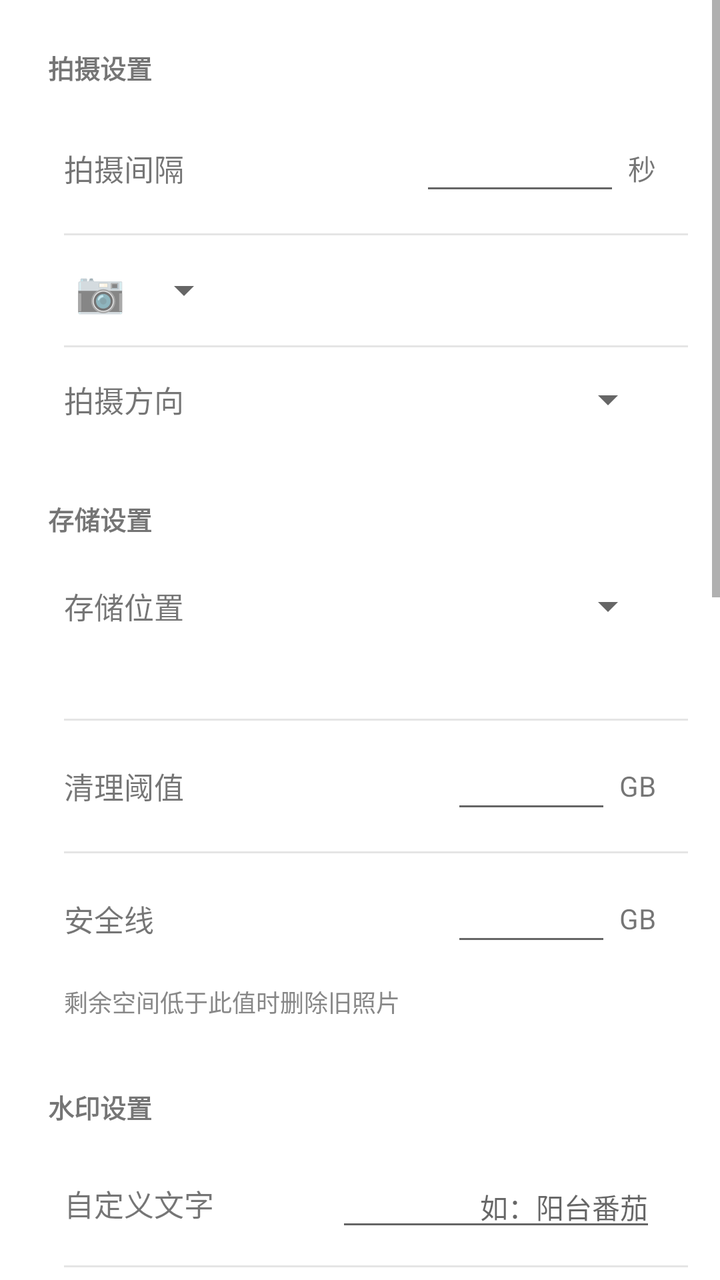
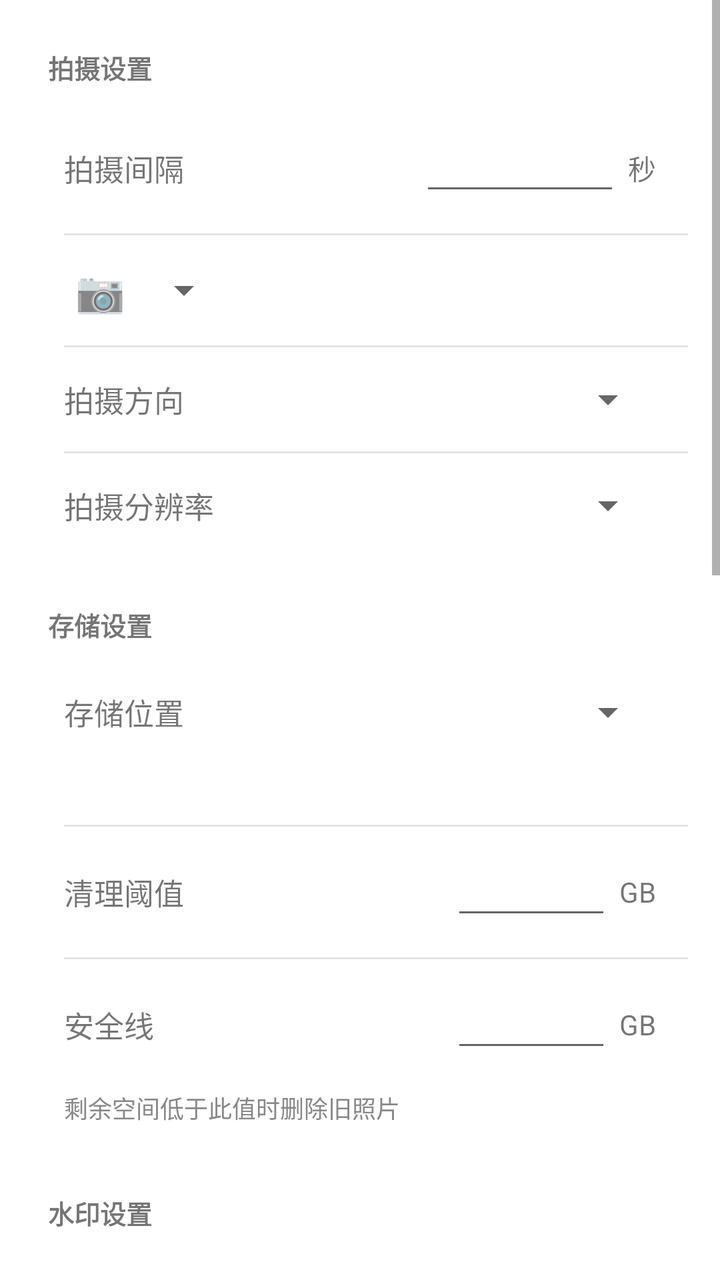

Screens rendered from an Android XML layout before and after an edit, with the pre-edit source and the edit as a unified diff.
<!-- AndroidManifest.xml: application theme Theme.TimeLapseCamera -->
<!-- res/layout/fragment_settings.xml -->
<?xml version="1.0" encoding="utf-8"?>
<ScrollView xmlns:android="http://schemas.android.com/apk/res/android"
    xmlns:app="http://schemas.android.com/apk/res-auto"
    android:layout_width="match_parent"
    android:layout_height="match_parent">

    <LinearLayout
        android:layout_width="match_parent"
        android:layout_height="wrap_content"
        android:orientation="vertical"
        android:padding="16dp">

        
        <TextView
            android:layout_width="match_parent"
            android:layout_height="wrap_content"
            android:padding="8dp"
            android:text="@string/settings_capture_group"
            android:textSize="13sp"
            android:textStyle="bold" />

        <com.google.android.material.card.MaterialCardView
            android:layout_width="match_parent"
            android:layout_height="wrap_content"
            android:layout_marginBottom="16dp"
            app:cardCornerRadius="12dp"
            app:cardElevation="0dp">

            <LinearLayout
                android:layout_width="match_parent"
                android:layout_height="wrap_content"
                android:orientation="vertical">

                <LinearLayout
                    android:layout_width="match_parent"
                    android:layout_height="wrap_content"
                    android:orientation="horizontal"
                    android:gravity="center_vertical"
                    android:paddingHorizontal="16dp"
                    android:paddingVertical="14dp">

                    <TextView
                        android:layout_width="0dp"
                        android:layout_height="wrap_content"
                        android:layout_weight="1"
                        android:text="@string/settings_interval"
                        android:textSize="15sp" />

                    <com.google.android.material.textfield.TextInputEditText
                        android:id="@+id/etInterval"
                        android:layout_width="100dp"
                        android:layout_height="wrap_content"
                        android:inputType="number"
                        android:maxLength="5"
                        android:gravity="end"
                        android:textSize="15sp" />

                    <TextView
                        android:layout_width="wrap_content"
                        android:layout_height="wrap_content"
                        android:layout_marginStart="4dp"
                        android:text="@string/settings_seconds"
                        android:textSize="14sp" />
                </LinearLayout>

                <View
                    android:layout_width="match_parent"
                    android:layout_height="1dp"
                    android:background="#1A000000"
                    android:layout_marginStart="16dp" />

                <LinearLayout
                    android:layout_width="match_parent"
                    android:layout_height="wrap_content"
                    android:orientation="horizontal"
                    android:gravity="center_vertical"
                    android:paddingHorizontal="16dp"
                    android:paddingVertical="14dp">

                    <TextView
                        android:layout_width="36dp"
                        android:layout_height="wrap_content"
                        android:gravity="center"
                        android:text="📷"
                        android:textSize="20sp" />

                    <Spinner
                        android:id="@+id/spinnerCamera"
                        android:layout_width="wrap_content"
                        android:layout_height="wrap_content" />
                </LinearLayout>

                <View
                    android:layout_width="match_parent"
                    android:layout_height="1dp"
                    android:background="#1A000000"
                    android:layout_marginStart="16dp" />

                <LinearLayout
                    android:layout_width="match_parent"
                    android:layout_height="wrap_content"
                    android:orientation="horizontal"
                    android:gravity="center_vertical"
                    android:paddingHorizontal="16dp"
                    android:paddingVertical="14dp">

                    <TextView
                        android:layout_width="0dp"
                        android:layout_height="wrap_content"
                        android:layout_weight="1"
                        android:text="@string/settings_shot_rotation"
                        android:textSize="15sp" />

                    <Spinner
                        android:id="@+id/spinnerShotRotation"
                        android:layout_width="wrap_content"
                        android:layout_height="wrap_content" />
                </LinearLayout>
            </LinearLayout>
        </com.google.android.material.card.MaterialCardView>

        
        <TextView
            android:layout_width="match_parent"
            android:layout_height="wrap_content"
            android:padding="8dp"
            android:text="@string/settings_storage_group"
            android:textSize="13sp"
            android:textStyle="bold" />

        <com.google.android.material.card.MaterialCardView
            android:layout_width="match_parent"
            android:layout_height="wrap_content"
            android:layout_marginBottom="16dp"
            app:cardCornerRadius="12dp"
            app:cardElevation="0dp">

            <LinearLayout
                android:layout_width="match_parent"
                android:layout_height="wrap_content"
                android:orientation="vertical">

                <LinearLayout
                    android:layout_width="match_parent"
                    android:layout_height="wrap_content"
                    android:orientation="horizontal"
                    android:gravity="center_vertical"
                    android:paddingHorizontal="16dp"
                    android:paddingVertical="14dp">

                    <TextView
                        android:layout_width="0dp"
                        android:layout_height="wrap_content"
                        android:layout_weight="1"
                        android:text="@string/settings_storage_location"
                        android:textSize="15sp" />

                    <Spinner
                        android:id="@+id/spinnerStorageLocation"
                        android:layout_width="wrap_content"
                        android:layout_height="wrap_content" />
                </LinearLayout>

                <TextView
                    android:id="@+id/tvStoragePath"
                    android:layout_width="match_parent"
                    android:layout_height="wrap_content"
                    android:paddingHorizontal="16dp"
                    android:paddingBottom="14dp"
                    android:textSize="12sp"
                    android:textColor="#888888" />

                <View
                    android:layout_width="match_parent"
                    android:layout_height="1dp"
                    android:background="#1A000000"
                    android:layout_marginStart="16dp" />

                <LinearLayout
                    android:layout_width="match_parent"
                    android:layout_height="wrap_content"
                    android:orientation="horizontal"
                    android:gravity="center_vertical"
                    android:paddingHorizontal="16dp"
                    android:paddingVertical="14dp">

                    <TextView
                        android:layout_width="0dp"
                        android:layout_height="wrap_content"
                        android:layout_weight="1"
                        android:text="@string/settings_storage_threshold"
                        android:textSize="15sp" />

                    <com.google.android.material.textfield.TextInputEditText
                        android:id="@+id/etStorageThreshold"
                        android:layout_width="80dp"
                        android:layout_height="wrap_content"
                        android:inputType="numberDecimal"
                        android:maxLength="4"
                        android:gravity="end"
                        android:textSize="15sp" />

                    <TextView
                        android:layout_width="wrap_content"
                        android:layout_height="wrap_content"
                        android:layout_marginStart="4dp"
                        android:text="@string/settings_storage_gb"
                        android:textSize="14sp" />
                </LinearLayout>

                <View
                    android:layout_width="match_parent"
                    android:layout_height="1dp"
                    android:background="#1A000000"
                    android:layout_marginStart="16dp" />

                <LinearLayout
                    android:layout_width="match_parent"
                    android:layout_height="wrap_content"
                    android:orientation="horizontal"
                    android:gravity="center_vertical"
                    android:paddingHorizontal="16dp"
                    android:paddingVertical="14dp">

                    <TextView
                        android:layout_width="0dp"
                        android:layout_height="wrap_content"
                        android:layout_weight="1"
                        android:text="@string/settings_storage_safe_line"
                        android:textSize="15sp" />

                    <com.google.android.material.textfield.TextInputEditText
                        android:id="@+id/etStorageSafeLine"
                        android:layout_width="80dp"
                        android:layout_height="wrap_content"
                        android:inputType="numberDecimal"
                        android:maxLength="4"
                        android:gravity="end"
                        android:textSize="15sp" />

                    <TextView
                        android:layout_width="wrap_content"
                        android:layout_height="wrap_content"
                        android:layout_marginStart="4dp"
                        android:text="@string/settings_storage_gb"
                        android:textSize="14sp" />
                </LinearLayout>

                <TextView
                    android:layout_width="match_parent"
                    android:layout_height="wrap_content"
                    android:paddingHorizontal="16dp"
                    android:paddingBottom="10dp"
                    android:text="@string/settings_storage_threshold_desc"
                    android:textSize="12sp"
                    android:textColor="#888888" />
            </LinearLayout>
        </com.google.android.material.card.MaterialCardView>

        
        <TextView
            android:layout_width="match_parent"
            android:layout_height="wrap_content"
            android:padding="8dp"
            android:text="@string/settings_watermark_group"
            android:textSize="13sp"
            android:textStyle="bold" />

        <com.google.android.material.card.MaterialCardView
            android:layout_width="match_parent"
            android:layout_height="wrap_content"
            android:layout_marginBottom="16dp"
            app:cardCornerRadius="12dp"
            app:cardElevation="0dp">

            <LinearLayout
                android:layout_width="match_parent"
                android:layout_height="wrap_content"
                android:orientation="vertical">

                <LinearLayout
                    android:layout_width="match_parent"
                    android:layout_height="wrap_content"
                    android:orientation="horizontal"
                    android:gravity="center_vertical"
                    android:paddingHorizontal="16dp"
                    android:paddingVertical="12dp">

                    <TextView
                        android:layout_width="0dp"
                        android:layout_height="wrap_content"
                        android:layout_weight="1"
                        android:text="@string/settings_watermark_text"
                        android:textSize="15sp" />

                    <com.google.android.material.textfield.TextInputEditText
                        android:id="@+id/etWatermarkText"
                        android:layout_width="160dp"
                        android:layout_height="wrap_content"
                        android:inputType="text"
                        android:maxLength="50"
                        android:gravity="end"
                        android:textSize="14sp"
                        android:hint="@string/settings_watermark_hint" />
                </LinearLayout>

                <View
                    android:layout_width="match_parent"
                    android:layout_height="1dp"
                    android:background="#1A000000"
                    android:layout_marginStart="16dp" />

                <androidx.appcompat.widget.SwitchCompat
                    android:id="@+id/switchBattery"
                    android:layout_width="match_parent"
                    android:layout_height="wrap_content"
                    android:paddingHorizontal="16dp"
                    android:paddingVertical="14dp"
                    android:text="@string/settings_watermark_battery"
                    android:textSize="15sp" />

                <View
                    android:layout_width="match_parent"
                    android:layout_height="1dp"
                    android:background="#1A000000"
                    android:layout_marginStart="16dp" />

                <androidx.appcompat.widget.SwitchCompat
                    android:id="@+id/switchStorage"
                    android:layout_width="match_parent"
                    android:layout_height="wrap_content"
                    android:paddingHorizontal="16dp"
                    android:paddingVertical="14dp"
                    android:text="@string/settings_watermark_storage"
                    android:textSize="15sp" />

                <View
                    android:layout_width="match_parent"
                    android:layout_height="1dp"
                    android:background="#1A000000"
                    android:layout_marginStart="16dp" />

                <androidx.appcompat.widget.SwitchCompat
                    android:id="@+id/switchTemperature"
                    android:layout_width="match_parent"
                    android:layout_height="wrap_content"
                    android:paddingHorizontal="16dp"
                    android:paddingVertical="14dp"
                    android:text="@string/settings_watermark_temperature"
                    android:textSize="15sp" />
            </LinearLayout>
        </com.google.android.material.card.MaterialCardView>

        
        <TextView
            android:layout_width="match_parent"
            android:layout_height="wrap_content"
            android:padding="8dp"
            android:text="@string/settings_permission_group"
            android:textSize="13sp"
            android:textStyle="bold" />

        <com.google.android.material.card.MaterialCardView
            android:layout_width="match_parent"
            android:layout_height="wrap_content"
            android:layout_marginBottom="16dp"
            app:cardCornerRadius="12dp"
            app:cardElevation="0dp">

            <LinearLayout
                android:layout_width="match_parent"
                android:layout_height="wrap_content"
                android:orientation="vertical">

                <LinearLayout
                    android:id="@+id/rowCameraPermission"
                    android:layout_width="match_parent"
                    android:layout_height="wrap_content"
                    android:orientation="horizontal"
                    android:gravity="center_vertical"
                    android:paddingHorizontal="16dp"
                    android:paddingVertical="14dp"
                    android:background="?attr/selectableItemBackground">

                    <TextView
                        android:layout_width="0dp"
                        android:layout_height="wrap_content"
                        android:layout_weight="1"
                        android:text="@string/settings_camera_permission"
                        android:textSize="15sp" />

                    <TextView
                        android:id="@+id/tvCameraPermission"
                        android:layout_width="wrap_content"
                        android:layout_height="wrap_content"
                        android:textSize="14sp" />
                </LinearLayout>

                <View
                    android:layout_width="match_parent"
                    android:layout_height="1dp"
                    android:background="#1A000000"
                    android:layout_marginStart="16dp" />

                <LinearLayout
                    android:id="@+id/rowNotificationPermission"
                    android:layout_width="match_parent"
                    android:layout_height="wrap_content"
                    android:orientation="horizontal"
                    android:gravity="center_vertical"
                    android:paddingHorizontal="16dp"
                    android:paddingVertical="14dp"
                    android:background="?attr/selectableItemBackground">

                    <TextView
                        android:layout_width="0dp"
                        android:layout_height="wrap_content"
                        android:layout_weight="1"
                        android:text="@string/settings_notification_permission"
                        android:textSize="15sp" />

                    <TextView
                        android:id="@+id/tvNotificationPermission"
                        android:layout_width="wrap_content"
                        android:layout_height="wrap_content"
                        android:textSize="14sp" />
                </LinearLayout>

                <View
                    android:layout_width="match_parent"
                    android:layout_height="1dp"
                    android:background="#1A000000"
                    android:layout_marginStart="16dp" />

                <LinearLayout
                    android:id="@+id/rowExactAlarm"
                    android:layout_width="match_parent"
                    android:layout_height="wrap_content"
                    android:orientation="horizontal"
                    android:gravity="center_vertical"
                    android:paddingHorizontal="16dp"
                    android:paddingVertical="14dp"
                    android:background="?attr/selectableItemBackground">

                    <TextView
                        android:layout_width="0dp"
                        android:layout_height="wrap_content"
                        android:layout_weight="1"
                        android:text="@string/settings_exact_alarm"
                        android:textSize="15sp" />

                    <TextView
                        android:id="@+id/tvExactAlarm"
                        android:layout_width="wrap_content"
                        android:layout_height="wrap_content"
                        android:textSize="14sp" />
                </LinearLayout>

                <View
                    android:layout_width="match_parent"
                    android:layout_height="1dp"
                    android:background="#1A000000"
                    android:layout_marginStart="16dp" />

                <LinearLayout
                    android:id="@+id/rowBatteryOptimization"
                    android:layout_width="match_parent"
                    android:layout_height="wrap_content"
                    android:orientation="horizontal"
                    android:gravity="center_vertical"
                    android:paddingHorizontal="16dp"
                    android:paddingVertical="14dp"
                    android:background="?attr/selectableItemBackground">

                    <TextView
                        android:layout_width="0dp"
                        android:layout_height="wrap_content"
                        android:layout_weight="1"
                        android:text="@string/settings_battery_optimization"
                        android:textSize="15sp" />

                    <TextView
                        android:id="@+id/tvBatteryOptimization"
                        android:layout_width="wrap_content"
                        android:layout_height="wrap_content"
                        android:textSize="14sp" />
                </LinearLayout>

                <View
                    android:layout_width="match_parent"
                    android:layout_height="1dp"
                    android:background="#1A000000"
                    android:layout_marginStart="16dp" />

                <LinearLayout
                    android:id="@+id/rowAppDetails"
                    android:layout_width="match_parent"
                    android:layout_height="wrap_content"
                    android:orientation="horizontal"
                    android:gravity="center_vertical"
                    android:paddingHorizontal="16dp"
                    android:paddingVertical="14dp"
                    android:background="?attr/selectableItemBackground">

                    <TextView
                        android:layout_width="0dp"
                        android:layout_height="wrap_content"
                        android:layout_weight="1"
                        android:text="@string/settings_app_details"
                        android:textSize="15sp" />

                    <TextView
                        android:layout_width="wrap_content"
                        android:layout_height="wrap_content"
                        android:text="@string/settings_go_to_settings"
                        android:textSize="14sp" />
                </LinearLayout>
            </LinearLayout>
        </com.google.android.material.card.MaterialCardView>

        
        <TextView
            android:layout_width="match_parent"
            android:layout_height="wrap_content"
            android:padding="8dp"
            android:text="@string/settings_remote_group"
            android:textSize="13sp"
            android:textStyle="bold" />

        <com.google.android.material.card.MaterialCardView
            android:layout_width="match_parent"
            android:layout_height="wrap_content"
            android:layout_marginBottom="16dp"
            app:cardCornerRadius="12dp"
            app:cardElevation="0dp">

            <LinearLayout
                android:layout_width="match_parent"
                android:layout_height="wrap_content"
                android:orientation="vertical"
                android:paddingHorizontal="16dp"
                android:paddingVertical="14dp">

                <com.google.android.material.textfield.TextInputEditText
                    android:id="@+id/etRemoteUrl"
                    android:layout_width="match_parent"
                    android:layout_height="wrap_content"
                    android:inputType="textUri"
                    android:maxLength="500"
                    android:textSize="14sp"
                    android:hint="@string/settings_remote_url_hint" />

                <TextView
                    android:layout_width="match_parent"
                    android:layout_height="wrap_content"
                    android:layout_marginTop="6dp"
                    android:text="@string/settings_remote_desc"
                    android:textSize="12sp" />
            </LinearLayout>
        </com.google.android.material.card.MaterialCardView>

        
        <TextView
            android:layout_width="match_parent"
            android:layout_height="wrap_content"
            android:padding="8dp"
            android:text="@string/settings_about_group"
            android:textSize="13sp"
            android:textStyle="bold" />

        <com.google.android.material.card.MaterialCardView
            android:layout_width="match_parent"
            android:layout_height="wrap_content"
            android:layout_marginBottom="24dp"
            app:cardCornerRadius="12dp"
            app:cardElevation="0dp">

            <LinearLayout
                android:layout_width="match_parent"
                android:layout_height="wrap_content"
                android:orientation="vertical"
                android:paddingHorizontal="16dp"
                android:paddingVertical="14dp">

                <TextView
                    android:layout_width="match_parent"
                    android:layout_height="wrap_content"
                    android:text="@string/settings_version"
                    android:textSize="15sp" />
            </LinearLayout>
        </com.google.android.material.card.MaterialCardView>

    </LinearLayout>
</ScrollView>
<!-- resources referenced by this layout -->
<resources>
  <string name="settings_about_group">关于</string>
  <string name="settings_app_details">系统设置（自启动/后台等）</string>
  <string name="settings_battery_optimization">忽略电池优化</string>
  <string name="settings_camera_permission">相机权限</string>
  <string name="settings_capture_group">拍摄设置</string>
  <string name="settings_exact_alarm">精确闹钟</string>
  <string name="settings_go_to_settings">前往 →</string>
  <string name="settings_interval">拍摄间隔</string>
  <string name="settings_notification_permission">通知权限</string>
  <string name="settings_permission_group">权限与保活</string>
  <string name="settings_remote_desc">返回 15-3600 整数，作为下次拍摄间隔（秒）</string>
  <string name="settings_remote_group">远程配置</string>
  <string name="settings_remote_url_hint">http://example.com/interval</string>
  <string name="settings_seconds">秒</string>
  <string name="settings_shot_rotation">拍摄方向</string>
  <string name="settings_storage_gb">GB</string>
  <string name="settings_storage_group">存储设置</string>
  <string name="settings_storage_location">存储位置</string>
  <string name="settings_storage_safe_line">安全线</string>
  <string name="settings_storage_threshold">清理阈值</string>
  <string name="settings_storage_threshold_desc">剩余空间低于此值时删除旧照片</string>
  <string name="settings_version">版本 0.9.4</string>
  <string name="settings_watermark_battery">显示电量</string>
  <string name="settings_watermark_group">水印设置</string>
  <string name="settings_watermark_hint">如：阳台番茄</string>
  <string name="settings_watermark_storage">显示存储</string>
  <string name="settings_watermark_temperature">显示温度</string>
  <string name="settings_watermark_text">自定义文字</string>
  <style name="Theme.TimeLapseCamera" parent="Theme.MaterialComponents.Light.NoActionBar">
          <item name="colorPrimary">@color/primary</item>
          <item name="colorPrimaryVariant">@color/primary_dark</item>
          <item name="colorOnPrimary">@color/white</item>
          <item name="colorSecondary">@color/accent</item>
          <item name="colorOnSecondary">@color/black</item>
          <item name="android:statusBarColor" tools:targetApi="21">@color/primary_dark</item>
      </style>
  <color name="primary">#2E7D32</color>
  <color name="primary_dark">#1B5E20</color>
  <color name="white">#FFFFFF</color>
  <color name="accent">#FF6F00</color>
  <color name="black">#000000</color>
</resources>

<!-- the commit's change to res/layout/fragment_settings.xml (unified diff, before → after) -->
@@ -113,6 +113,33 @@
 
                     <Spinner
                         android:id="@+id/spinnerShotRotation"
+                        android:layout_width="wrap_content"
+                        android:layout_height="wrap_content" />
+                </LinearLayout>
+
+                <View
+                    android:layout_width="match_parent"
+                    android:layout_height="1dp"
+                    android:background="#1A000000"
+                    android:layout_marginStart="16dp" />
+
+                <LinearLayout
+                    android:layout_width="match_parent"
+                    android:layout_height="wrap_content"
+                    android:orientation="horizontal"
+                    android:gravity="center_vertical"
+                    android:paddingHorizontal="16dp"
+                    android:paddingVertical="14dp">
+
+                    <TextView
+                        android:layout_width="0dp"
+                        android:layout_height="wrap_content"
+                        android:layout_weight="1"
+                        android:text="@string/settings_resolution"
+                        android:textSize="15sp" />
+
+                    <Spinner
+                        android:id="@+id/spinnerResolution"
                         android:layout_width="wrap_content"
                         android:layout_height="wrap_content" />
                 </LinearLayout>
<!-- resource entries referenced after the edit -->
@@ -13,6 +13,7 @@
   <string name="settings_remote_desc">返回 15-3600 整数，作为下次拍摄间隔（秒）</string>
   <string name="settings_remote_group">远程配置</string>
   <string name="settings_remote_url_hint">http://example.com/interval</string>
+  <string name="settings_resolution">拍摄分辨率</string>
   <string name="settings_seconds">秒</string>
   <string name="settings_shot_rotation">拍摄方向</string>
   <string name="settings_storage_gb">GB</string>
